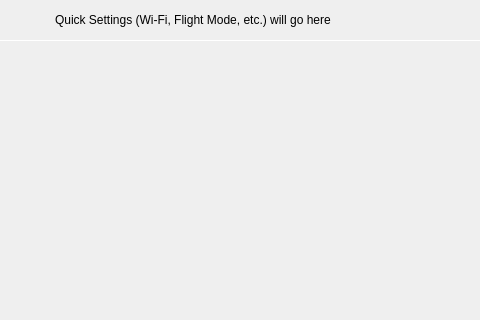
Old version of the form desktop/statuscenter/statuscenter.ui in the repository theCheeseboard/thedesk; both pictures show x 0 to 480 and y 0 to 320 of the 677 by 450 pixel window.
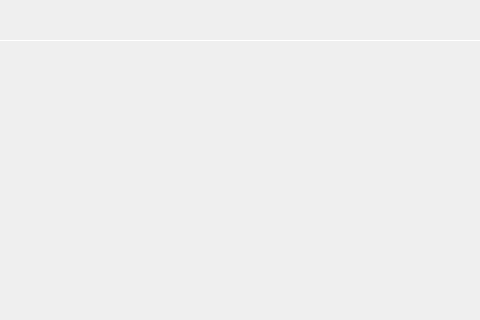
New version of the form. Icons and pictures are not drawn. Custom widgets are drawn as their Qt base class.

What changed in the file:
```diff
--- a/desktop/statuscenter/statuscenter.ui
+++ b/desktop/statuscenter/statuscenter.ui
@@ -47,11 +47,7 @@
        </widget>
       </item>
       <item>
-       <widget class="QLabel" name="label">
-        <property name="text">
-         <string>Quick Settings (Wi-Fi, Flight Mode, etc.) will go here</string>
-        </property>
-       </widget>
+       <layout class="QHBoxLayout" name="quickSwitchLayout"/>
       </item>
       <item>
        <spacer name="horizontalSpacer">
```
